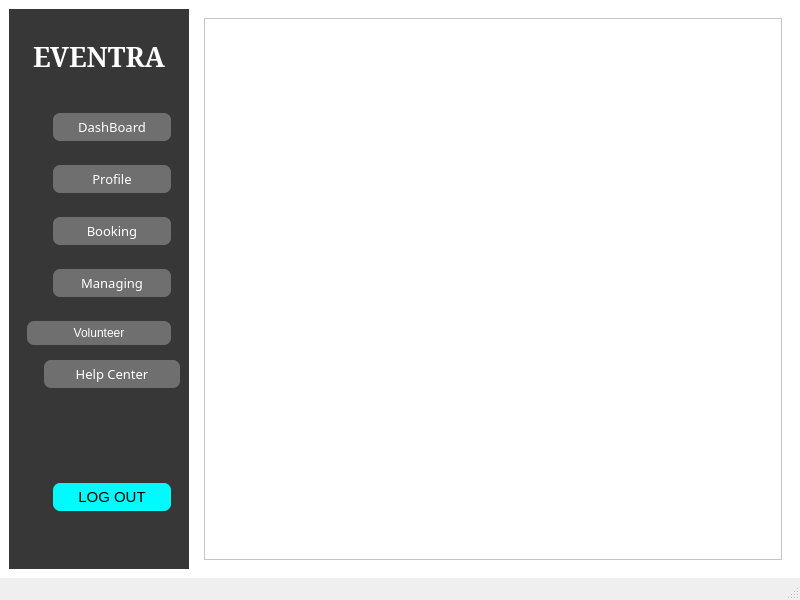
Prabin-63/EMS, file dashboard.ui: the form before one commit.
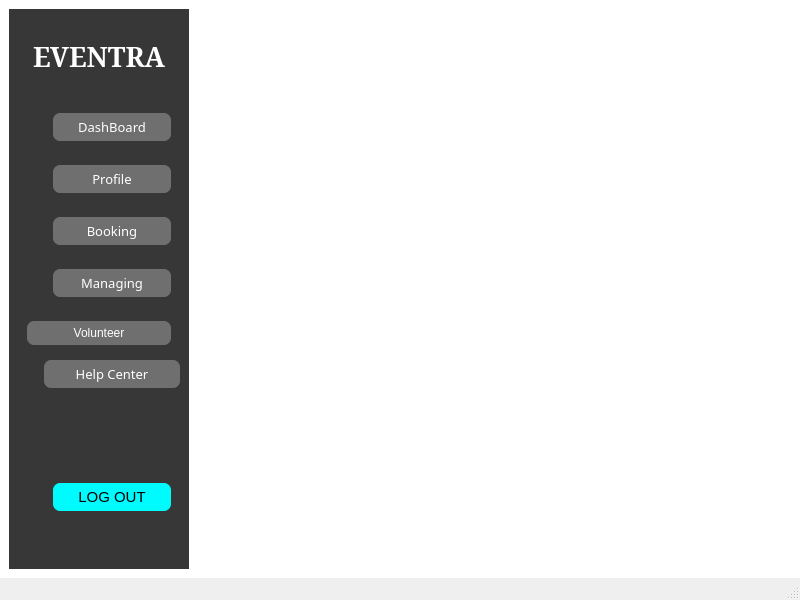
The form after the commit. Icons and pictures are not drawn.

Patch:
```diff
--- a/dashboard.ui
+++ b/dashboard.ui
@@ -608,15 +608,7 @@
     </item>
     <item>
      <widget class="QWidget" name="Rightsidebar" native="true">
-      <layout class="QGridLayout" name="gridLayout_2">
-       <item row="0" column="0">
-        <layout class="QGridLayout" name="gridLayout">
-         <item row="0" column="0">
-          <widget class="QTableWidget" name="table1"/>
-         </item>
-        </layout>
-       </item>
-      </layout>
+      <layout class="QGridLayout" name="gridLayout_2"/>
      </widget>
     </item>
    </layout>
```
Left out of the diff: 2 changed lines with no effect on the pictures.
